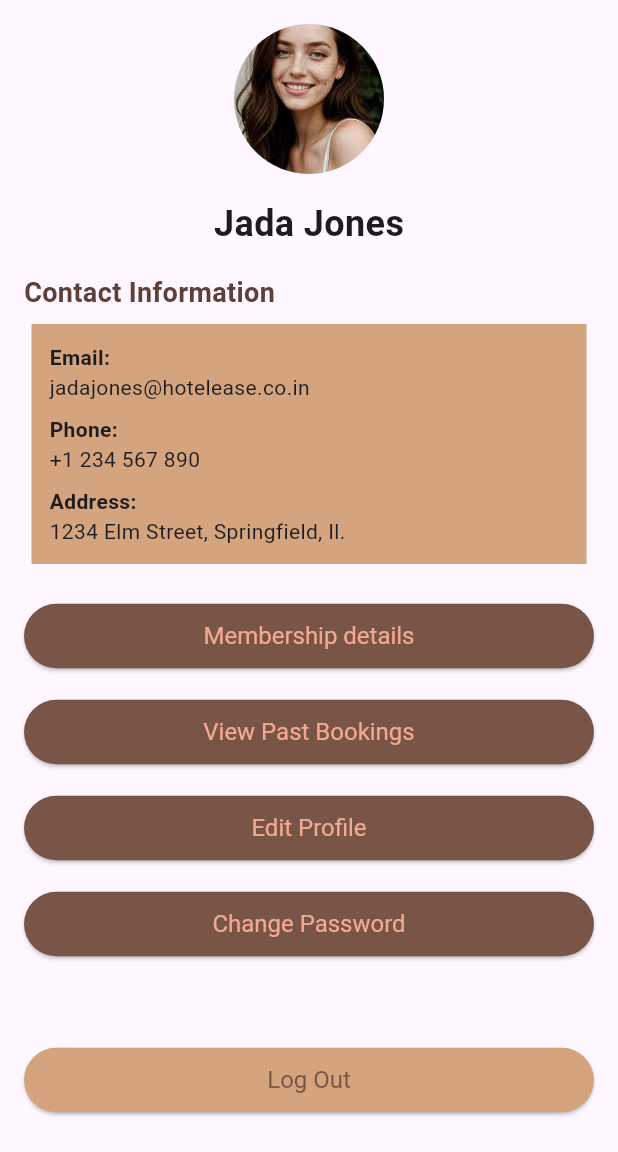
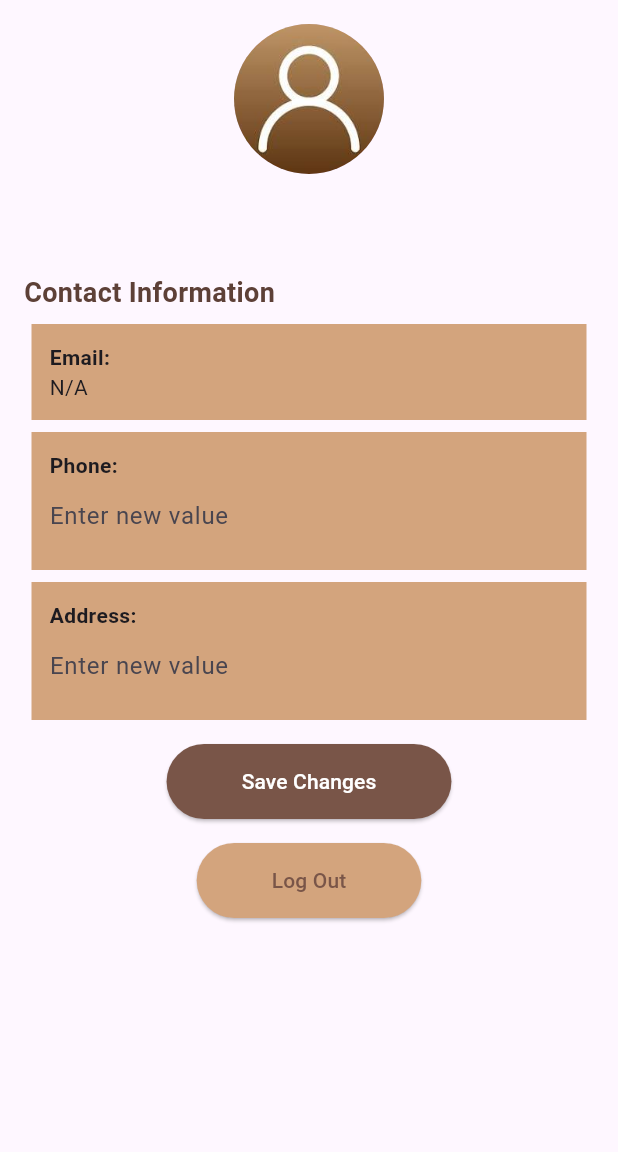
Before and after one commit to pearldias/flutter_HotelEase_final, a Flutter app: the UserProfile screen opened by its route, after a tap on "Edit Profile", on a phone screen of 412 x 824 dp, the part 84-1236 px from its top. Run offline on Flutter 3.47's test engine with Material 3 defaults, Android fonts, the light colour scheme and no system bars; our stand-ins replace cloud_firestore, firebase_auth, firebase_core, font_awesome_flutter; accounts and stored records are empty; network calls fail.

Commit message:
User-Auth-Backend

```diff
--- a/lib/screens/signup_page.dart
+++ b/lib/screens/signup_page.dart
@@ -1,4 +1,5 @@
 import 'package:flutter/material.dart';
+import 'package:cloud_firestore/cloud_firestore.dart'; // Firestore import
 import 'package:firebase_auth/firebase_auth.dart'; // Firebase import
 
 class SignupPage extends StatefulWidget {
@@ -10,11 +11,18 @@ class SignupPage extends StatefulWidget {
 
 class _SignupPageState extends State<SignupPage> {
   final FirebaseAuth _auth = FirebaseAuth.instance;
+  final FirebaseFirestore _firestore =
+      FirebaseFirestore.instance; // Firestore instance
+
   final TextEditingController _emailController = TextEditingController();
   final TextEditingController _usernameController = TextEditingController();
   final TextEditingController _passwordController = TextEditingController();
   final TextEditingController _confirmPasswordController =
       TextEditingController();
+  final TextEditingController _phoneController =
+      TextEditingController(); // New phone controller
+  final TextEditingController _addressController =
+      TextEditingController(); // New address controller
 
   Future<void> _signUp() async {
     if (_passwordController.text != _confirmPasswordController.text) {
@@ -25,12 +33,25 @@ class _SignupPageState extends State<SignupPage> {
     }
 
     try {
+      // Create the user with Firebase Auth
       UserCredential userCredential =
           await _auth.createUserWithEmailAndPassword(
         email: _emailController.text,
         password: _passwordController.text,
       );
       print('Signup successful: ${userCredential.user?.email}');
+
+      // Save user information to Firestore, using email as the document ID
+      await _firestore.collection('Users').doc(_emailController.text).set({
+        'email': _emailController.text,
+        'username': _usernameController.text,
+        'phone': _phoneController.text.isEmpty
+            ? ''
+            : _phoneController.text, // Save as blank string if empty
+        'address': _addressController.text.isEmpty
+            ? ''
+            : _addressController.text, // Save as blank string if empty
+      });
 
       // Navigate to CustomerHomePage after successful signup
       Navigator.pushReplacementNamed(context, '/customer_home');
@@ -109,6 +130,18 @@ class _SignupPageState extends State<SignupPage> {
                     ),
                     const SizedBox(height: 16.0),
                     TextField(
+                      controller: _phoneController,
+                      decoration: const InputDecoration(
+                          labelText: 'Phone Number'), // New phone field
+                    ),
+                    const SizedBox(height: 16.0),
+                    TextField(
+                      controller: _addressController,
+                      decoration: const InputDecoration(
+                          labelText: 'Address'), // New address field
+                    ),
+                    const SizedBox(height: 16.0),
+                    TextField(
                       controller: _passwordController,
                       obscureText: true,
                       decoration: const InputDecoration(labelText: 'Password'),
--- a/lib/screens/user.dart
+++ b/lib/screens/user.dart
@@ -1,59 +1,159 @@
 import 'package:flutter/material.dart';
-import 'resetpass.dart'; // Import the ResetPassScreen class
+import 'package:cloud_firestore/cloud_firestore.dart'; // Firestore import
+import 'package:firebase_auth/firebase_auth.dart'; // Firebase Auth import
 
-class UserProfile extends StatelessWidget {
+class UserProfile extends StatefulWidget {
+  @override
+  _UserProfileState createState() => _UserProfileState();
+}
+
+class _UserProfileState extends State<UserProfile> {
+  final FirebaseAuth _auth = FirebaseAuth.instance;
+  final FirebaseFirestore _firestore = FirebaseFirestore.instance;
+
+  late TextEditingController _phoneController;
+  late TextEditingController _addressController;
+  String email = '';
+  String username = '';
+  bool _isEditing = false; // Toggle between edit and view mode
+  bool _isLoading = true; // Show loading indicator
+
+  @override
+  void initState() {
+    super.initState();
+    _phoneController = TextEditingController(); // Initialize controllers
+    _addressController = TextEditingController();
+    _fetchUserData(); // Fetch user data when the widget is initialized
+  }
+
+  Future<void> _fetchUserData() async {
+    try {
+      User? user = _auth.currentUser;
+      if (user != null) {
+        // Fetch user data from Firestore using email as the document ID
+        DocumentSnapshot userData =
+            await _firestore.collection('Users').doc(user.email).get();
+        if (userData.exists) {
+          setState(() {
+            email = userData['email'];
+            username = userData['username'];
+
+            // Initialize controllers with values from Firestore
+            _phoneController.text = userData['phone'] ?? ''; // Retrieve phone
+            _addressController.text =
+                userData['address'] ?? ''; // Retrieve address
+            _isLoading = false; // Data loaded, stop showing loading indicator
+          });
+        }
+      }
+    } catch (e) {
+      print("Error fetching user data: $e");
+    }
+  }
+
+  Future<void> _updateUserData() async {
+    try {
+      User? user = _auth.currentUser;
+      if (user != null) {
+        // Prepare user data to update
+        Map<String, dynamic> updateData = {
+          'email': email, // Keep the email
+          'username': username, // Keep the username
+        };
+
+        // Only add phone and address if they have values
+        if (_phoneController.text.isNotEmpty) {
+          updateData['phone'] = _phoneController.text;
+        }
+        if (_addressController.text.isNotEmpty) {
+          updateData['address'] = _addressController.text;
+        }
+
+        // Update Firestore document with user data
+        await _firestore
+            .collection('Users')
+            .doc(user.email)
+            .set(updateData, SetOptions(merge: true));
+
+        setState(() {
+          _isEditing = false; // Exit edit mode after saving
+        });
+
+        ScaffoldMessenger.of(context).showSnackBar(
+          const SnackBar(content: Text('Profile updated successfully')),
+        );
+      }
+    } catch (e) {
+      print("Error updating user data: $e");
+    }
+  }
+
   @override
   Widget build(BuildContext context) {
+    if (_isLoading) {
+      // Show a loading indicator while data is being fetched
+      return Scaffold(
+        appBar: AppBar(
+          backgroundColor: Color(0xFF8C6239),
+          title: const Text('Profile'),
+        ),
+        body: const Center(
+          child: CircularProgressIndicator(),
+        ),
+      );
+    }
+
     return Scaffold(
       appBar: AppBar(
         backgroundColor: Color(0xFF8C6239), // Brown color for the app bar
         elevation: 0,
         leading: IconButton(
-          icon: Icon(Icons.arrow_back, color: Colors.white),
+          icon: const Icon(Icons.arrow_back, color: Colors.white),
           onPressed: () => Navigator.of(context).pop(),
         ),
         title: Row(
-          mainAxisAlignment: MainAxisAlignment.center, // Center align logo and text
+          mainAxisAlignment: MainAxisAlignment.center,
           children: [
-            ClipOval( // Make the logo a little curved
+            ClipOval(
               child: Image.asset(
-                'assets/logo.jpg', // Your logo image
+                'assets/logo.jpg',
                 height: 50,
                 width: 50,
                 fit: BoxFit.cover,
               ),
             ),
-            SizedBox(width: 8),
-            Text(
+            const SizedBox(width: 8),
+            const Text(
               'HotelEase',
               style: TextStyle(
                 fontWeight: FontWeight.bold,
-                fontSize: 24, // Increase font size
+                fontSize: 24,
               ),
             ),
           ],
         ),
       ),
-      body: Padding(
+      body: SingleChildScrollView(
+        child: Padding(
           padding: const EdgeInsets.all(16.0),
           child: Column(
             children: [
               // Profile picture
-            CircleAvatar(
+              const CircleAvatar(
                 radius: 50,
-              backgroundImage: AssetImage('assets/profile_image.jpg'), // Replace with your image asset
+                backgroundImage: AssetImage('assets/userbrown.jpg'),
               ),
-            SizedBox(height: 16),
-            // User name
+              const SizedBox(height: 16),
+              // Username
               Text(
-              'Jada Jones',
-              style: TextStyle(
+                username,
+                style: const TextStyle(
                   fontSize: 24,
                   fontWeight: FontWeight.bold,
                 ),
               ),
-            SizedBox(height: 16),
-            // Contact information section
+              const SizedBox(height: 16),
+              // Contact Information
               Align(
                 alignment: Alignment.centerLeft,
                 child: Text(
@@ -61,113 +161,106 @@ class UserProfile extends StatelessWidget {
                   style: TextStyle(
                     fontSize: 18,
                     fontWeight: FontWeight.bold,
-                  color: Colors.brown[700], // Contact information heading color
+                    color: Colors.brown[700],
                   ),
                 ),
               ),
-            SizedBox(height: 8),
-            // Email
-            Container(
-              padding: EdgeInsets.all(12),
-              width: double.infinity, // Make the container occupy full width
-              margin: EdgeInsets.symmetric(horizontal: 5.0), // Margin to provide 0.5cm space on both sides
-              color: Color(0xFFD3A47D), // Background for contact details
-              child: Column(
-                crossAxisAlignment: CrossAxisAlignment.start,
-                children: [
-                  Text(
-                    'Email:',
-                    style: TextStyle(fontWeight: FontWeight.bold),
+              const SizedBox(height: 8),
+              // Email (non-editable)
+              _buildInfoRow('Email', email, editable: false),
+              const SizedBox(height: 8),
+              // Phone (editable)
+              _buildInfoRow(
+                'Phone',
+                _phoneController.text,
+                editable: _isEditing,
+                controller: _phoneController,
               ),
-                  Text('jadajones@hotelease.co.in'),
-                  SizedBox(height: 8),
-                  Text(
-                    'Phone:',
-                    style: TextStyle(fontWeight: FontWeight.bold),
+              const SizedBox(height: 8),
+              // Address (editable)
+              _buildInfoRow(
+                'Address',
+                _addressController.text,
+                editable: _isEditing,
+                controller: _addressController,
               ),
-                  Text('+1 234 567 890'),
-                  SizedBox(height: 8),
-                  Text(
-                    'Address:',
-                    style: TextStyle(fontWeight: FontWeight.bold),
-                  ),
-                  Text('1234 Elm Street, Springfield, Il.'),
-                ],
+              const SizedBox(height: 16),
+              // Toggle Edit/Save button
+              ElevatedButton(
+                style: ElevatedButton.styleFrom(
+                  backgroundColor: Colors.brown,
+                  padding: const EdgeInsets.symmetric(
+                    horizontal: 50,
+                    vertical: 15,
                   ),
                 ),
-            SizedBox(height: 16),
-            // Buttons for membership details, bookings, etc.
-            Expanded(
-              child: Column(
-                children: [
-                  buildProfileButton(
-                    'Membership details',
-                    color: Colors.brown,
                 onPressed: () {
-                      // Placeholder function for membership details
-                      print('Membership details clicked');
+                  if (_isEditing) {
+                    // Save changes
+                    _updateUserData();
+                  } else {
+                    // Enter edit mode
+                    setState(() {
+                      _isEditing = true;
+                    });
                   }
+                },
+                child: Text(
+                  _isEditing ? 'Save Changes' : 'Edit Profile',
+                  style: const TextStyle(color: Colors.white),
                 ),
-                  buildProfileButton(
-                    'View Past Bookings',
-                    color: Colors.brown,
+              ),
+              const SizedBox(height: 16),
+              // Log out button
+              ElevatedButton(
+                style: ElevatedButton.styleFrom(
+                  backgroundColor: Color(0xFFD3A47D),
+                  padding: const EdgeInsets.symmetric(
+                    horizontal: 50,
+                    vertical: 15,
+                  ),
+                ),
                 onPressed: () {
-                      // Placeholder function for viewing past bookings
-                      print('View Past Bookings clicked');
-                    }
-                  ),
-                  buildProfileButton(
-                    'Edit Profile',
-                    color: Colors.brown,
-                    onPressed: () {
-                      // Placeholder function for editing profile
-                      print('Edit Profile clicked');
-                    }
-                  ),
-                  buildProfileButton(
-                    'Change Password',
-                    color: Colors.brown,
-                    onPressed: () {
-                      // Navigate to ResetPassScreen when this button is clicked
-                      Navigator.push(
-                        context,
-                        MaterialPageRoute(builder: (context) => ResetPassScreen()),
-                      );
-                    }
-                  ),
-                  Spacer(),
-                  // Log out button with dark brown text
-                  buildProfileButton(
+                  Navigator.pushReplacementNamed(context, '/login');
+                },
+                child: const Text(
                   'Log Out',
-                    color: Color(0xFFD3A47D),
-                    textColor: Colors.brown,
-                    onPressed: () {
-                      Navigator.pushReplacementNamed(context, '/login'); // Navigate to login screen
-                    }
-                  ),
-                ],
+                  style: TextStyle(color: Colors.brown),
                 ),
               ),
             ],
           ),
         ),
+      ),
     );
   }
 
-  Widget buildProfileButton(String title, {Color color = const Color.fromARGB(255, 82, 58, 49), Color textColor = const Color.fromARGB(255, 242, 169, 146), required VoidCallback onPressed}) {
-    return Padding(
-      padding: const EdgeInsets.symmetric(vertical: 8.0),
-      child: SizedBox(
+  // Widget to build each row of contact information
+  Widget _buildInfoRow(String label, String value,
+      {bool editable = false, TextEditingController? controller}) {
+    return Container(
+      padding: const EdgeInsets.all(12),
       width: double.infinity,
-        child: ElevatedButton(
-          onPressed: onPressed, // Assign the passed onPressed function
-          style: ElevatedButton.styleFrom(
-            padding: EdgeInsets.symmetric(vertical: 12),
-            backgroundColor: color,
-            textStyle: TextStyle(fontSize: 16), // Use default text style
+      margin: const EdgeInsets.symmetric(horizontal: 5.0),
+      color: const Color(0xFFD3A47D),
+      child: Column(
+        crossAxisAlignment: CrossAxisAlignment.start,
+        children: [
+          Text(
+            '$label:',
+            style: const TextStyle(fontWeight: FontWeight.bold),
           ),
-          child: Text(title, style: TextStyle(color: textColor)), // Use the specified text color
+          editable
+              ? TextField(
+                  controller: controller,
+                  decoration: const InputDecoration(
+                    hintText: 'Enter new value',
+                    border: InputBorder.none,
                   ),
+                )
+              : Text(
+                  value.isNotEmpty ? value : 'N/A'), // Show 'N/A' if no value
+        ],
       ),
     );
   }
--- a/pubspec.yaml
+++ b/pubspec.yaml
@@ -33,6 +33,7 @@ dependencies:
   font_awesome_flutter: ^10.0.0
   firebase_auth: ^5.3.0
   firebase_core: ^3.5.0
+  cloud_firestore: ^5.4.4
   google_sign_in: ^6.2.1
   intl: ^0.17.0
   # The following adds the Cupertino Icons font to your application.
@@ -122,3 +123,4 @@ flutter:
     - assets/rs2.jpg
     - assets/menu.jpg
     - assets/menubg.jpg
+    - assets/userbrown.jpg
```
Also changed, not shown: lib/screens/booking.dart (+33 -16 lines), lib/screens/menu.dart (+26 -10 lines), assets/userbrown.jpg (added), pubspec.lock, 3 other files. Lines whose indentation alone changed are shown as unchanged.
